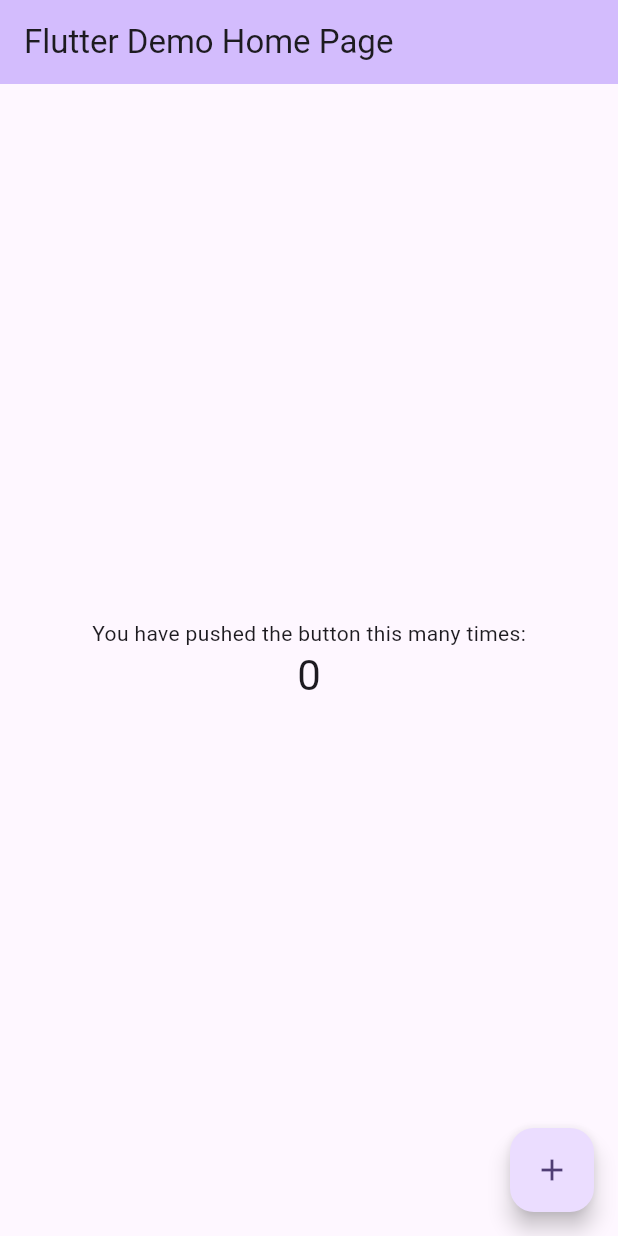
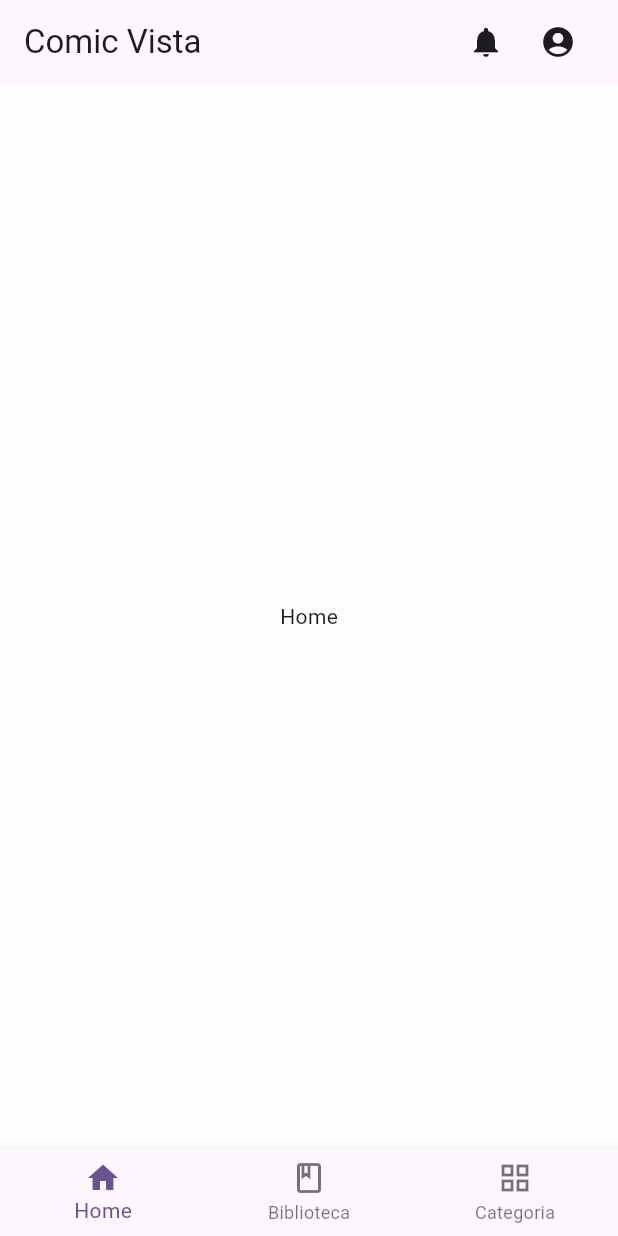
Before and after one commit to Laysanha/manga_vista-projetoTeste, a Flutter app: the screen it shows after launch, on a phone screen of 412 x 824 dp. Run offline on Flutter 3.47's test engine with Material 3 defaults, Android fonts, the phone set to English and light mode, and no system bars.

Commit message:
feat(Adiconar menu e app bar):
- Adiconado menu bar
- Adiconado app bar

```diff
--- /dev/null
+++ b/lib/components/customAppBar.dart
@@ -0,0 +1,32 @@
+import 'package:flutter/material.dart';
+
+class CustomAppBar extends StatefulWidget implements PreferredSizeWidget {
+  const CustomAppBar({super.key});
+
+  @override
+  Size get preferredSize => const Size.fromHeight(kToolbarHeight);
+  @override
+  State<CustomAppBar> createState() => _CustomAppBarState();
+}
+
+class _CustomAppBarState extends State<CustomAppBar> {
+  get actions => null;
+
+  @override
+  Widget build(BuildContext context) {
+    return AppBar(
+      title: Row(
+        mainAxisAlignment: MainAxisAlignment.spaceBetween,
+        children: [
+          const Text('Comic Vista'),
+          Row(
+            children: [
+              IconButton(onPressed: (){}, icon: const Icon(Icons.notifications)),
+              IconButton(onPressed: (){}, icon: const Icon(Icons.account_circle_rounded)),
+            ],
+          )
+        ],
+      ),
+    );
+  }
+}
--- a/lib/main.dart
+++ b/lib/main.dart
@@ -1,4 +1,9 @@
 import 'package:flutter/material.dart';
+import 'package:manga_vista/pages/page_category.dart';
+import 'package:manga_vista/pages/page_home.dart';
+import 'package:manga_vista/pages/page_library.dart';
+
+import 'components/customAppBar.dart';
 
 void main() {
   runApp(const MyApp());
@@ -16,95 +21,63 @@ class MyApp extends StatelessWidget {
         colorScheme: ColorScheme.fromSeed(seedColor: Colors.deepPurple),
         useMaterial3: true,
       ),
-      home: const MyHomePage(title: 'Flutter Demo Home Page'),
+      home: const AppNavigation(),
     );
   }
 }
 
-class MyHomePage extends StatefulWidget {
-  const MyHomePage({super.key, required this.title});
-
-  // This widget is the home page of your application. It is stateful, meaning
-  // that it has a State object (defined below) that contains fields that affect
-  // how it looks.
-
-  // This class is the configuration for the state. It holds the values (in this
-  // case the title) provided by the parent (in this case the App widget) and
-  // used by the build method of the State. Fields in a Widget subclass are
-  // always marked "final".
-
-  final String title;
+class AppNavigation extends StatefulWidget {
+  const AppNavigation({super.key});
 
   @override
-  State<MyHomePage> createState() => _MyHomePageState();
+  State<AppNavigation> createState() => _AppNavigationState();
 }
 
-class _MyHomePageState extends State<MyHomePage> {
-  int _counter = 0;
+class _AppNavigationState extends State<AppNavigation> {
+  int _currentPageIndex = 0;
 
-  void _incrementCounter() {
+  final List<Widget> _pages = [
+    const PageHome(),
+    const PageLibraly(),
+    const PageCategory(),
+  ];
+
+  void _onTapped(int index) {
     setState(() {
-      // This call to setState tells the Flutter framework that something has
-      // changed in this State, which causes it to rerun the build method below
-      // so that the display can reflect the updated values. If we changed
-      // _counter without calling setState(), then the build method would not be
-      // called again, and so nothing would appear to happen.
-      _counter++;
+      _currentPageIndex = index;
     });
   }
 
   @override
   Widget build(BuildContext context) {
-    // This method is rerun every time setState is called, for instance as done
-    // by the _incrementCounter method above.
-    //
-    // The Flutter framework has been optimized to make rerunning build methods
-    // fast, so that you can just rebuild anything that needs updating rather
-    // than having to individually change instances of widgets.
     return Scaffold(
-      appBar: AppBar(
-        // TRY THIS: Try changing the color here to a specific color (to
-        // Colors.amber, perhaps?) and trigger a hot reload to see the AppBar
-        // change color while the other colors stay the same.
-        backgroundColor: Theme.of(context).colorScheme.inversePrimary,
-        // Here we take the value from the MyHomePage object that was created by
-        // the App.build method, and use it to set our appbar title.
-        title: Text(widget.title),
-      ),
-      body: Center(
-        // Center is a layout widget. It takes a single child and positions it
-        // in the middle of the parent.
-        child: Column(
-          // Column is also a layout widget. It takes a list of children and
-          // arranges them vertically. By default, it sizes itself to fit its
-          // children horizontally, and tries to be as tall as its parent.
-          //
-          // Column has various properties to control how it sizes itself and
-          // how it positions its children. Here we use mainAxisAlignment to
-          // center the children vertically; the main axis here is the vertical
-          // axis because Columns are vertical (the cross axis would be
-          // horizontal).
-          //
-          // TRY THIS: Invoke "debug painting" (choose the "Toggle Debug Paint"
-          // action in the IDE, or press "p" in the console), to see the
-          // wireframe for each widget.
-          mainAxisAlignment: MainAxisAlignment.center,
-          children: <Widget>[
-            const Text(
-              'You have pushed the button this many times:',
+        appBar: CustomAppBar(),
+        backgroundColor: const Color.fromARGB(254, 254, 254, 254),
+        body: IndexedStack(
+          index: _currentPageIndex,
+          children: _pages,
+        ),
+        bottomNavigationBar: BottomNavigationBar(
+          currentIndex: _currentPageIndex,
+          onTap: _onTapped,
+          items: const<BottomNavigationBarItem>[
+            BottomNavigationBarItem(
+                icon: Icon(Icons.home_outlined),
+                activeIcon: Icon(Icons.home),
+                label: 'Home'
             ),
-            Text(
-              '$_counter',
-              style: Theme.of(context).textTheme.headlineMedium,
+            BottomNavigationBarItem(
+                icon: Icon(Icons.book_outlined),
+                activeIcon: Icon(Icons.book),
+                label: 'Biblioteca'
+            ),
+            BottomNavigationBarItem(
+                icon: Icon(Icons.grid_view),
+                activeIcon: Icon(Icons.grid_view_sharp),
+                label: 'Categoria'
             ),
           ],
-        ),
-      ),
-      floatingActionButton: FloatingActionButton(
-        onPressed: _incrementCounter,
-        tooltip: 'Increment',
-        child: const Icon(Icons.add),
-      ), // This trailing comma makes auto-formatting nicer for build methods.
+        )
     );
   }
 }
--- /dev/null
+++ b/lib/pages/page_category.dart
@@ -0,0 +1,17 @@
+import 'package:flutter/cupertino.dart';
+
+class PageCategory extends StatefulWidget {
+  const PageCategory({super.key});
+
+  @override
+  State<PageCategory> createState() => _PageCategoryState();
+}
+
+class _PageCategoryState extends State<PageCategory> {
+  @override
+  Widget build(BuildContext context) {
+    return const Center(
+      child: Text('Categoria'),
+    );
+  }
+}
--- /dev/null
+++ b/lib/pages/page_home.dart
@@ -0,0 +1,17 @@
+import 'package:flutter/cupertino.dart';
+
+class PageHome extends StatefulWidget {
+  const PageHome({super.key});
+
+  @override
+  State<PageHome> createState() => _PageHomeState();
+}
+
+class _PageHomeState extends State<PageHome> {
+  @override
+  Widget build(BuildContext context) {
+    return const Center(
+      child: Text('Home'),
+    );
+  }
+}
--- /dev/null
+++ b/lib/pages/page_library.dart
@@ -0,0 +1,17 @@
+import 'package:flutter/cupertino.dart';
+
+class PageLibraly extends StatefulWidget {
+  const PageLibraly({super.key});
+
+  @override
+  State<PageLibraly> createState() => _PageLibralyState();
+}
+
+class _PageLibralyState extends State<PageLibraly> {
+  @override
+  Widget build(BuildContext context) {
+    return const Center(
+      child: Text('Biblioteca'),
+    );
+  }
+}
```
